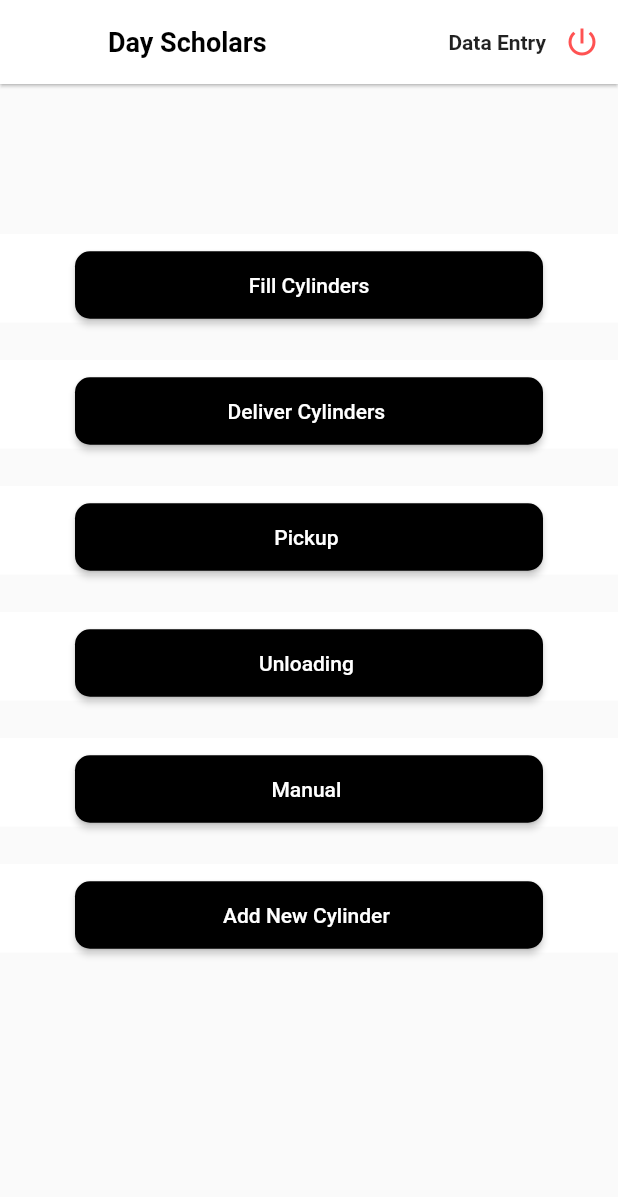
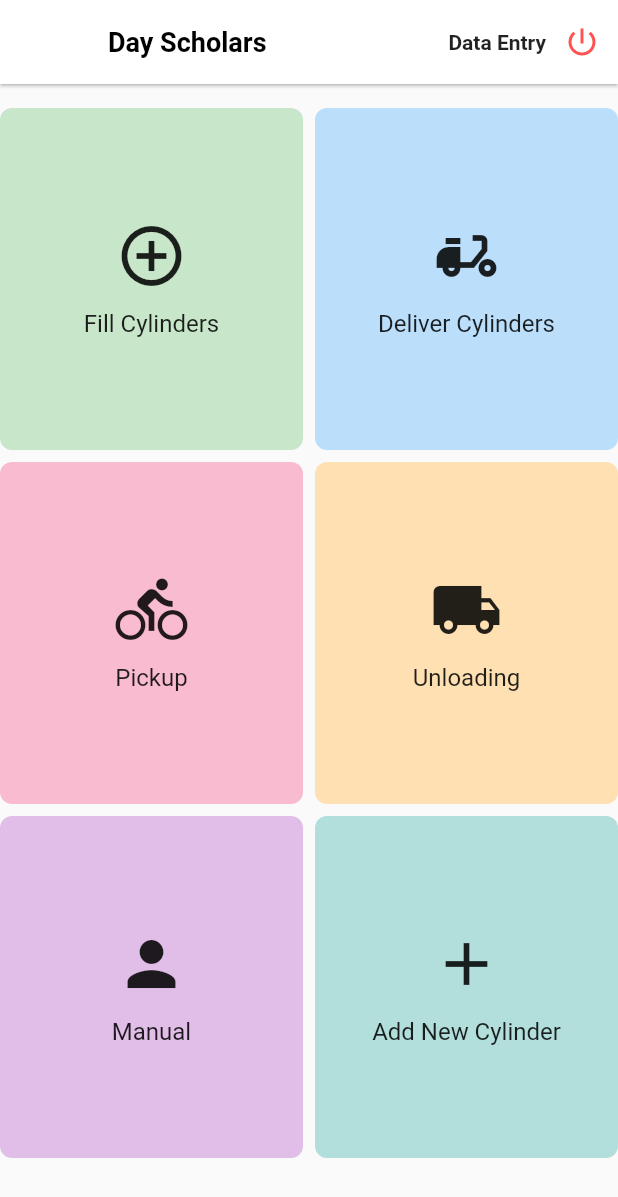
Before and after one commit to Sufiyankallada/flutterapp, a Flutter app: the HomePage screen opened directly with empty values, on a phone screen of 412 x 824 dp. Shown: the top 1197 px of the screen. Run offline on Flutter 3.47's test engine with Material 2 defaults, Android fonts, the phone set to English and light mode, and no system bars; our stand-ins replace flutter_typeahead, fluttertoast; missing offline and left inert: flutter_beep, qr_code_scanner; network calls fail.

Commit message:
designed_home_page_1.0

```diff
--- a/lib/fillcylinder_mannually.dart
+++ b/lib/fillcylinder_mannually.dart
@@ -3,6 +3,7 @@
 import 'package:flutter/material.dart';
 import 'package:flutter_typeahead/flutter_typeahead.dart';
 import 'package:oru_app/fillcylinders.dart';
+import 'package:oru_app/functions.dart';
 
 import 'package:oru_app/reusables.dart';
 import 'dart:convert';
@@ -43,8 +44,6 @@ class _FillMannuallyState extends State<FillMannually> {
     fetchCustomerDetails();
   }
 
-
-
   @override
   Widget build(BuildContext context) {
     return Scaffold(
@@ -63,12 +62,23 @@ class _FillMannuallyState extends State<FillMannually> {
             const SizedBox(
               height: 30,
             ),
-            const Text("Cylinder Type"),
-            DropdownButton<String>(
-              items: cylinderTypes.map((String value) {
-                return DropdownMenuItem<String>(
-                  value: value,
-                  child: Text(value),
+            TypeAheadField(
+              textFieldConfiguration: TextFieldConfiguration(
+                  decoration: InputDecoration(
+                    hintText: dropDownvalueCylinder,
+                    border: OutlineInputBorder(),
+                    labelText: "Cylinder Types",
+                  ),
+                  controller: cylinderController),
+              suggestionsCallback: (String pattern) async {
+                return cylinderTypes
+                    .where((item) =>
+                        item.toLowerCase().contains(pattern.toLowerCase()))
+                    .toList();
+              },
+              itemBuilder: (BuildContext context, String suggestion) {
+                return ListTile(
+                  title: Text(suggestion),
                 );
               },
               onSuggestionSelected: (String suggestion) {
@@ -77,13 +87,9 @@ class _FillMannuallyState extends State<FillMannually> {
                   cylinderController.text = suggestion;
                 });
               },
-              hint: Text(dropDownvalueCylinder),
-              dropdownColor: const Color.fromARGB(255, 255, 255, 255),
-              style: const TextStyle(color: Colors.black),
-              borderRadius: const BorderRadius.all(Radius.elliptical(10, 10)),
             ),
-            const SizedBox(
-              height: 30,
+            SizedBox(
+              height: 60,
             ),
             TypeAheadField(
               textFieldConfiguration: TextFieldConfiguration(
--- a/lib/homepage.dart
+++ b/lib/homepage.dart
@@ -13,6 +13,12 @@ class HomePage extends StatefulWidget {
 class _HomePageState extends State<HomePage> {
   @override
   Widget build(BuildContext context) {
+    var size = MediaQuery.of(context).size;
+
+    /*24 is for notification bar on Android*/
+    //change item hieght to change the hieght of grid
+    final double itemHeight = (size.height - kToolbarHeight - 24) / 3.2;
+    final double itemWidth = size.width / 2;
     return Scaffold(
       appBar: AppBar(
         elevation: 0.9,
@@ -42,16 +48,22 @@ class _HomePageState extends State<HomePage> {
               )),
         ],
       ),
-      body: SingleChildScrollView(
-        child: Column(children: [
-          SizedBox(
-            height: 100,
-          ),
-          Container(
-            color: Colors.white,
-            width: double.infinity,
-            padding: const EdgeInsets.fromLTRB(50, 10, 50, 1),
-            child: ElevatedButton(
+      body: Column(
+        mainAxisAlignment: MainAxisAlignment.end,
+        children: [
+          Expanded(
+            child: Container(
+              padding: EdgeInsets.symmetric(vertical: 16),
+              child: GridView.count(
+                crossAxisCount: 2,
+                childAspectRatio: (itemWidth / itemHeight),
+                mainAxisSpacing: 8,
+                crossAxisSpacing: 8,
+                children: [
+                  GridButton(
+                      color: Colors.green[100]!,
+                      icon: Icons.add_circle_outline,
+                      label: "Fill Cylinders",
                       onPressed: () {
                         Navigator.push(
                             context,
@@ -60,52 +72,77 @@ class _HomePageState extends State<HomePage> {
                                       qrList: [],
                                       accessToken: widget.access_token,
                                     )));
-              },
-              style: ButtonStyle(
-                  minimumSize: MaterialStateProperty.all(Size.fromHeight(45)),
-                  backgroundColor: MaterialStateProperty.resolveWith((states) {
-                    if (states.contains(MaterialState.pressed)) {
-                      return Colors.black45;
-                    }
-                    return Colors.black;
                       }),
-                  shape: MaterialStateProperty.all(
-                    RoundedRectangleBorder(
-                      borderRadius: BorderRadius.circular(10),
-                    ),
-                  )),
-              child: const Text('Fill Cylinders'),
+                  GridButton(
+                      color: Colors.blue[100]!,
+                      icon: Icons.delivery_dining,
+                      label: "Deliver Cylinders",
+                      onPressed: () {}),
+                  GridButton(
+                      color: Colors.pink[100]!,
+                      icon: Icons.directions_bike,
+                      label: "Pickup",
+                      onPressed: () {}),
+                  GridButton(
+                      color: Colors.orange[100]!,
+                      icon: Icons.local_shipping,
+                      label: "Unloading",
+                      onPressed: () {}),
+                  GridButton(
+                      color: Colors.purple[100]!,
+                      icon: Icons.person,
+                      label: "Manual",
+                      onPressed: () {}),
+                  GridButton(
+                      color: Colors.teal[100]!,
+                      icon: Icons.add,
+                      label: "Add New Cylinder",
+                      onPressed: () {}),
+                ],
               ),
             ),
-
-          //all buttons below are dummy ,does not work
-
-          SizedBox(
-            height: 25,
           ),
-          Kbutton("Deliver Cylinders ", () => () {}),
-
-          SizedBox(
-            height: 25,
-          ),
-          Kbutton("Pickup ", () => () {}),
-          SizedBox(
-            height: 25,
-          ),
-          Kbutton("Unloading ", () => () {}),
-          SizedBox(
-            height: 25,
-          ),
-          Kbutton("Manual ", () => () {}),
-          SizedBox(
-            height: 25,
-          ),
-          Kbutton("Add New Cylinder ", () => () {}),
-          SizedBox(
-            height: 25,
-          ),
-        ]),
+        ],
       ),
     );
   }
 }
+
+class GridButton extends StatelessWidget {
+  final IconData icon;
+  final String label;
+  final VoidCallback onPressed;
+  final Color color;
+
+  const GridButton({
+    Key? key,
+    required this.icon,
+    required this.label,
+    required this.onPressed,
+    required this.color,
+  }) : super(key: key);
+
+  @override
+  Widget build(BuildContext context) {
+    return Material(
+      borderRadius: BorderRadius.circular(8),
+      color: color,
+      child: InkWell(
+        borderRadius: BorderRadius.circular(8),
+        onTap: onPressed,
+        child: Column(
+          mainAxisAlignment: MainAxisAlignment.center,
+          children: [
+            Icon(icon, size: 48),
+            SizedBox(height: 12),
+            Text(
+              label,
+              textAlign: TextAlign.center,
+              style: TextStyle(fontSize: 16),
+            ),
+          ],
+        ),
+      ),
+    );
+  }
+}
```
Lines whose indentation alone changed are shown as unchanged.
